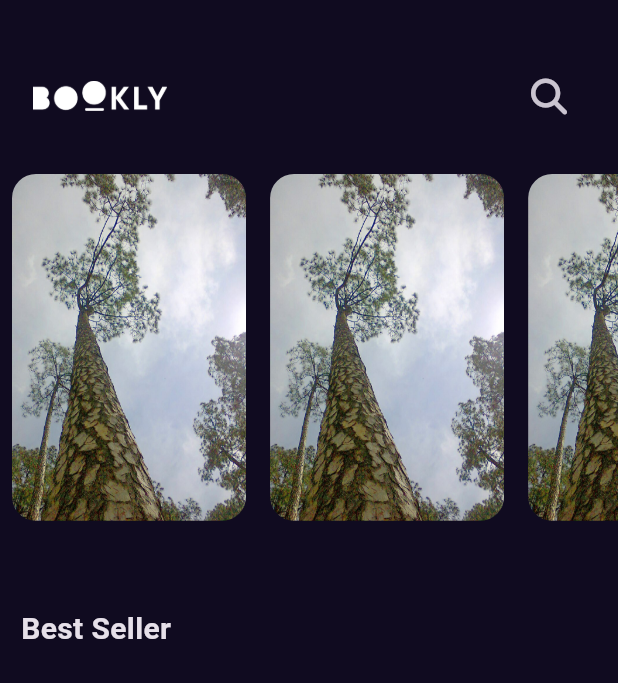
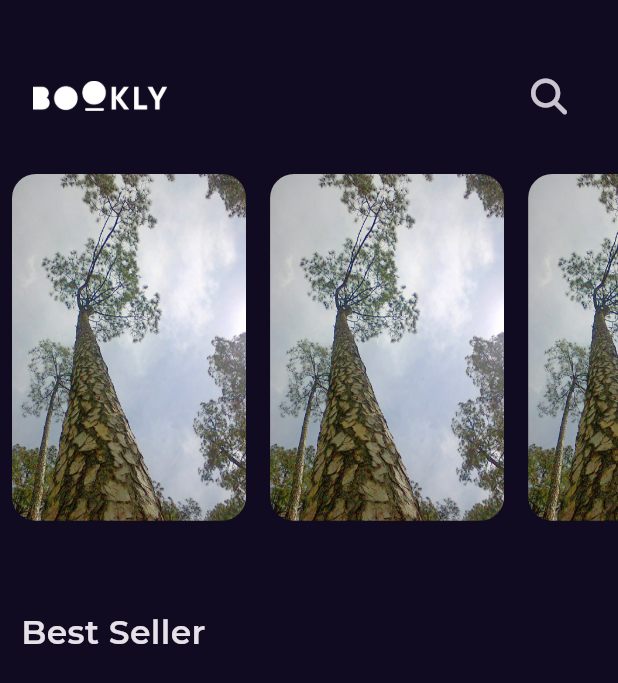
Before and after one commit to MohamedSayed237/bookly_app, a Flutter app: the screen it shows after launch, on a phone screen of 412 x 824 dp. Shown: the top 683 px of the screen. Run offline on Flutter 3.47's test engine with Material 3 defaults, Android fonts, the phone set to English and light mode, and no system bars; our stand-ins replace font_awesome_flutter, get, google_fonts.

Commit message:
add font family to our app

```diff
--- a/lib/core/utils/styles.dart
+++ b/lib/core/utils/styles.dart
@@ -2,7 +2,7 @@ import 'package:flutter/material.dart';
 
 abstract class Styles {
   static const titleMedium = TextStyle(
-    fontSize: 20,
+    fontSize: 22,
     fontWeight: FontWeight.w600,
   );
 }
--- a/lib/main.dart
+++ b/lib/main.dart
@@ -2,6 +2,7 @@ import 'package:bookly_app/Features/splash/presentation/views/splash_view.dart';
 import 'package:bookly_app/constants.dart';
 import 'package:flutter/material.dart';
 import 'package:get/get_navigation/src/root/get_material_app.dart';
+import 'package:google_fonts/google_fonts.dart';
 
 void main() {
   runApp(const Bookly());
@@ -14,7 +15,10 @@ class Bookly extends StatelessWidget {
   Widget build(BuildContext context) {
     return GetMaterialApp(
       debugShowCheckedModeBanner: false,
-      theme: ThemeData.dark().copyWith(scaffoldBackgroundColor: kPrimaryColor),
+      theme: ThemeData.dark().copyWith(
+        scaffoldBackgroundColor: kPrimaryColor,
+        textTheme: GoogleFonts.montserratTextTheme(ThemeData.dark().textTheme),
+      ),
       home: SplashView(),
     );
   }
--- a/pubspec.yaml
+++ b/pubspec.yaml
@@ -37,6 +37,7 @@ dependencies:
   cupertino_icons: ^1.0.6
   get: ^4.6.6
   font_awesome_flutter: ^10.7.0
+  google_fonts: ^6.2.1
 
 dev_dependencies:
   flutter_test:
```
Also changed, not shown: pubspec.lock, 1 other file.
